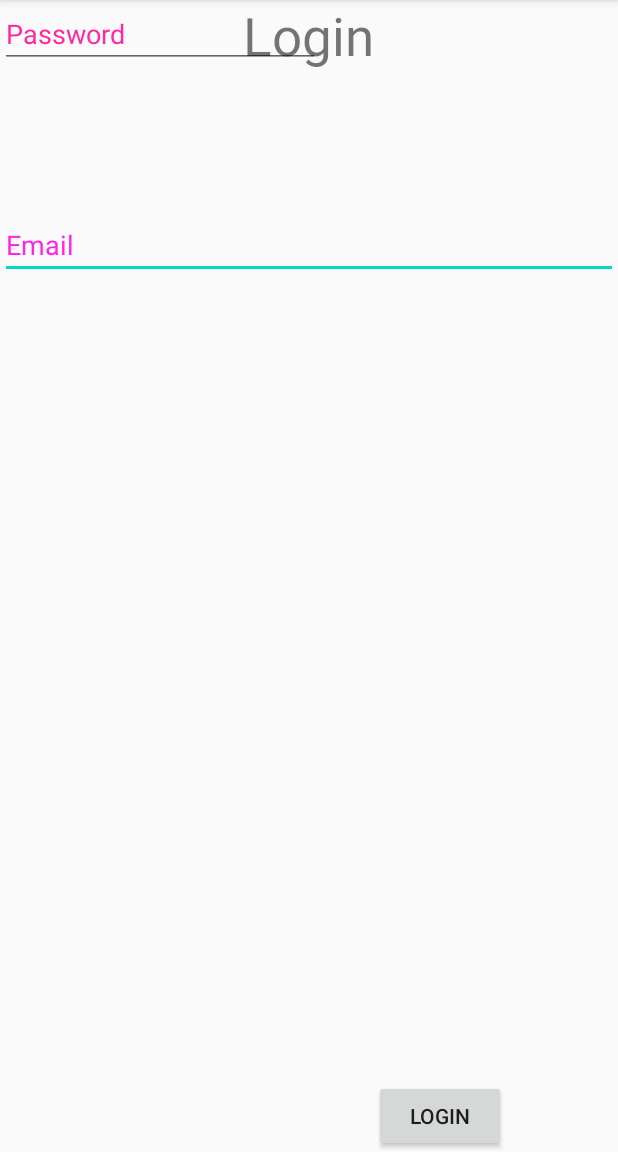
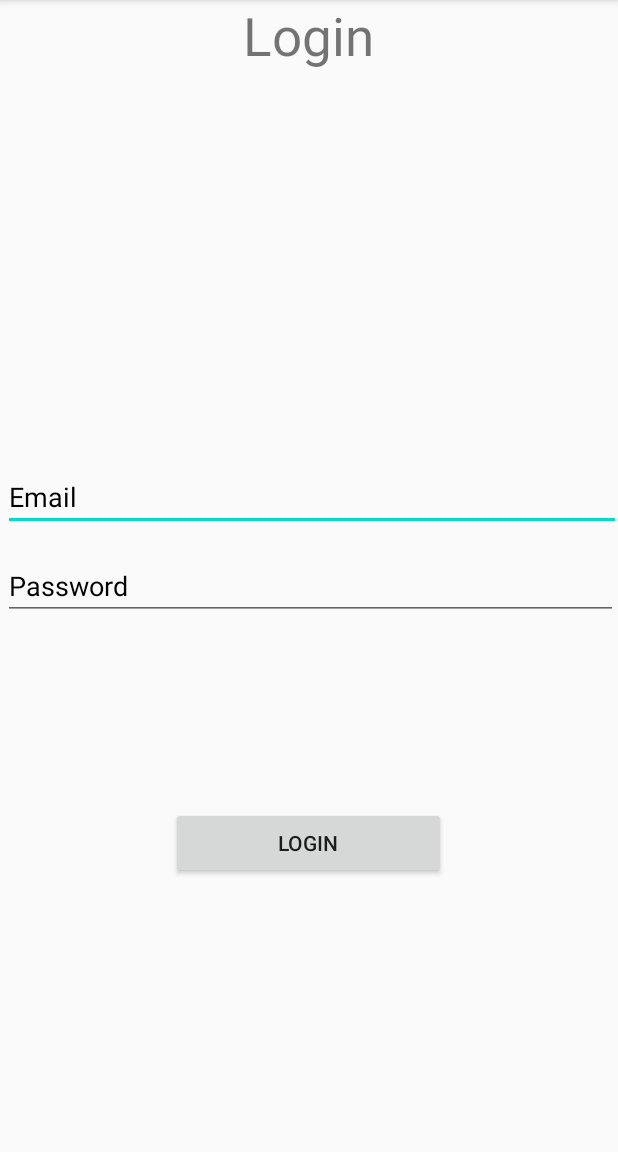
Before and after one commit to qb-team/Stalker-App-PoC, an Android app: the Login screen opened directly, with no data from a screen before it, on a phone screen of 412 x 824 dp, the part 84-1236 px from its top. Run offline under Robolectric (Android 15) with nearby library versions, the phone set to English and light mode, and no system bars; our stand-ins replace Firebase (no records; nobody signed in at launch, a user with empty details on screens opened directly).

Commit message:
Modifiche generali + ottimizzazione backbutton #1

```diff
--- a/Interfaccia grafica Login/app/src/main/res/layout/activity_login.xml
+++ b/Interfaccia grafica Login/app/src/main/res/layout/activity_login.xml
@@ -24,19 +24,23 @@
         android:textSize = "35dp" />
 
     <EditText
-        android:layout_width = "wrap_content"
-        android:layout_height = "wrap_content"
-        android:id = "@+id/Emailtext"
-        android:hint = "Email"
-        android:focusable = "true"
-        android:textColorHighlight = "#ff7eff15"
-        android:textColorHint = "#ffff25e6"
-        android:layout_marginTop = "46dp"
-        android:layout_below = "@+id/imageView"
-        android:layout_alignParentLeft = "true"
-        android:layout_alignParentStart = "true"
-        android:layout_alignParentRight = "true"
-        android:layout_alignParentEnd = "true" />
+        android:id="@+id/Emailtext"
+        android:layout_width="wrap_content"
+        android:layout_height="wrap_content"
+        android:layout_below="@+id/imageView"
+        android:layout_alignParentStart="true"
+        android:layout_alignParentLeft="true"
+        android:layout_alignParentEnd="true"
+        android:layout_alignParentRight="true"
+        android:layout_marginStart="2dp"
+        android:layout_marginLeft="2dp"
+        android:layout_marginTop="214dp"
+        android:layout_marginEnd="-2dp"
+        android:layout_marginRight="-2dp"
+        android:focusable="true"
+        android:hint="Email"
+        android:textColorHighlight="#ff7eff15"
+        android:textColorHint="#000000" />
 
     <ImageView
         android:layout_width="wrap_content"
@@ -45,30 +49,33 @@
         android:layout_below="@+id/textView"
         android:layout_centerHorizontal="true" />
 
+
     <EditText
-        android:layout_width="wrap_content"
+        android:id="@+id/passwordtext"
+        android:layout_width="match_parent"
         android:layout_height="wrap_content"
+        android:layout_alignParentStart="true"
+        android:layout_alignParentLeft="true"
+        android:layout_alignParentTop="true"
+        android:layout_marginStart="2dp"
+        android:layout_marginLeft="2dp"
+        android:layout_marginTop="368dp"
+        android:ems="10"
+        android:hint="Password"
         android:inputType="textPassword"
-        android:ems="10"
-        android:id="@+id/passwordtext"
-        android:layout_below="@+id/editText"
-        android:layout_alignParentLeft="true"
-        android:layout_alignParentStart="true"
-        android:layout_alignRight="@+id/editText"
-        android:layout_alignEnd="@+id/editText"
-        android:textColorHint="#ffff299f"
-        android:hint="Password" />
-
-
-
+        android:textColorHint="#000000" />
 
     <Button
-        android:layout_width="wrap_content"
+        android:id="@+id/buttonAccesso"
+        android:layout_width="183dp"
         android:layout_height="wrap_content"
-        android:text="Login"
-        android:id="@+id/buttonAccesso"
         android:layout_alignParentBottom="true"
+        android:layout_centerHorizontal="true"
+        android:layout_marginStart="-135dp"
+        android:layout_marginLeft="-135dp"
+        android:layout_marginBottom="182dp"
+        android:layout_toEndOf="@+id/textview"
         android:layout_toRightOf="@+id/textview"
-        android:layout_toEndOf="@+id/textview" />
+        android:text="Login" />
 
 </RelativeLayout>
```
Also changed, not shown: Interfaccia grafica Login/app/src/main/java/android/StalkerAppPoCTracciamento/ListaOrganizzazioni.java (+17 -1 lines), Interfaccia grafica Login/app/src/main/java/android/StalkerAppPoCTracciamento/Login.java (+32 -18 lines), Interfaccia grafica Login/app/src/main/java/android/StalkerAppPoCTracciamento/MainActivity.java (+26 -2 lines), Interfaccia grafica Login/app/src/main/java/android/StalkerAppPoCTracciamento/Registrati.java (+26 -3 lines), Interfaccia grafica Login/app/src/main/res/layout/activity_lista_organizzazioni.xml (+12 -8 lines), Interfaccia grafica Login/app/src/main/res/layout/activity_registrati.xml (+6 -20 lines).
